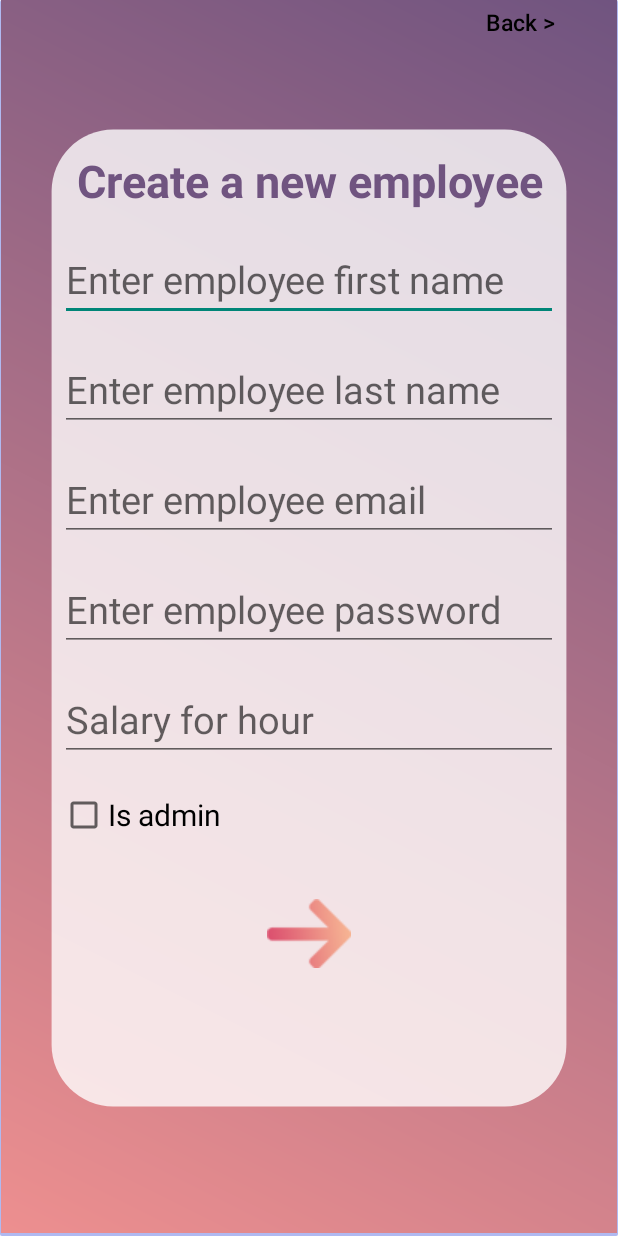
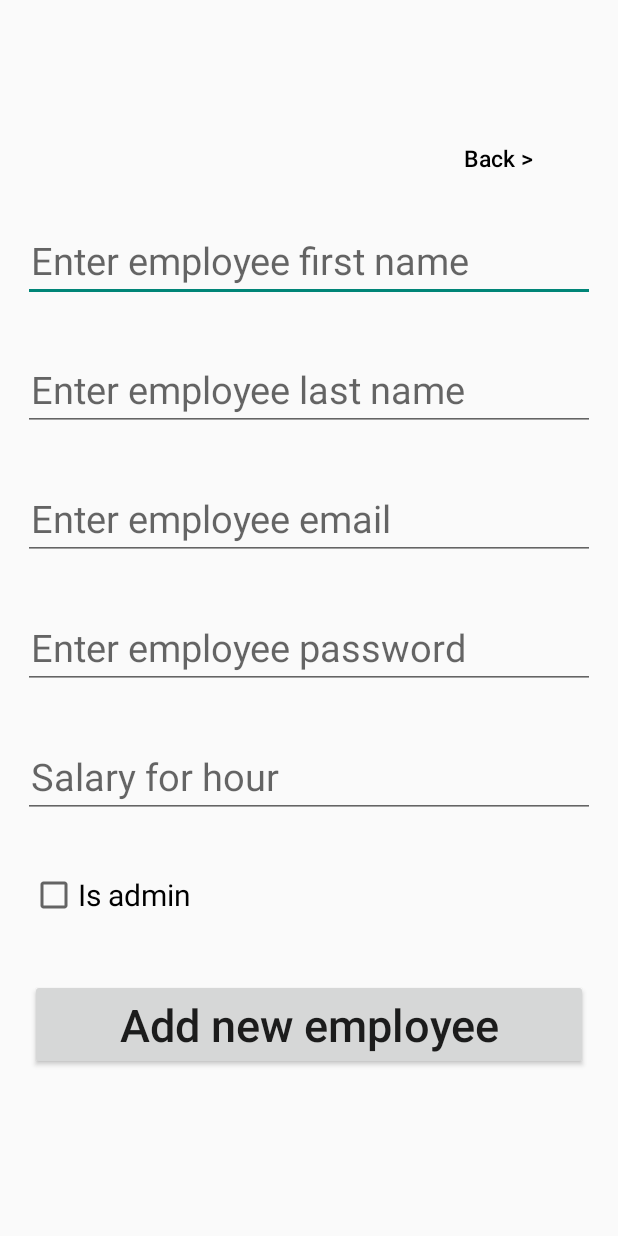
Before and after one commit to Maorm2/ShiftManagment, an Android app: the layout add_new_employee.xml on its own in the app's theme, with its tools: preview values and no code run, on a phone screen of 412 x 824 dp. Run offline under Robolectric (Android 15) with nearby library versions, the phone set to English and light mode, and no system bars.

Commit message:
UI addition

```diff
--- a/app/build.gradle
+++ b/app/build.gradle
@@ -51,5 +51,9 @@ dependencies {
     androidTestImplementation 'androidx.test.ext:junit:1.1.1'
     androidTestImplementation 'androidx.test.espresso:espresso-core:3.2.0'
     implementation 'com.google.android.material:material:1.1.0'
+    implementation 'com.github.bumptech.glide:glide:4.11.0'
+    annotationProcessor 'com.github.bumptech.glide:compiler:4.11.0'
+    implementation 'androidx.room:room-runtime:2.2.5'
+    annotationProcessor 'androidx.room:room-compiler:2.2.5'
 
 }
--- a/app/src/main/java/com/example/shiftmanagment/view/MainActivity.java
+++ b/app/src/main/java/com/example/shiftmanagment/view/MainActivity.java
@@ -84,6 +84,11 @@ public class MainActivity extends AppCompatActivity {
         });
 
 
+
+//        Shift shift = new Shift(new Time(20,0,0), new Time(23,0,0));
+//        Log.d("Log",String.valueOf(shift.getDuration()));
+
+
     }
 
 
--- a/app/src/main/java/com/example/shiftmanagment/viewmodel/AdminPageViewModel.java
+++ b/app/src/main/java/com/example/shiftmanagment/viewmodel/AdminPageViewModel.java
@@ -1,8 +1,10 @@
 package com.example.shiftmanagment.viewmodel;
 
 import androidx.lifecycle.ViewModel;
+import com.example.shiftmanagment.database.Database;
 
-import com.example.shiftmanagment.database.Database;
+
+
 
 public class AdminPageViewModel extends ViewModel {
 
--- a/app/src/main/res/layout/add_new_employee.xml
+++ b/app/src/main/res/layout/add_new_employee.xml
@@ -3,26 +3,16 @@
     xmlns:android="http://schemas.android.com/apk/res/android"
     android:layout_width="match_parent"
     android:layout_height="match_parent"
-    android:orientation="vertical"
-    android:background="@drawable/back_ground">
+    android:orientation="vertical">
 
-    <FrameLayout
+    <LinearLayout
         android:layout_width="match_parent"
-        android:layout_height="match_parent">
+        android:layout_height="wrap_content"
+        android:layout_weight="1">
 
-        <ImageView
-            android:layout_width="match_parent"
-            android:layout_height="match_parent"
-            android:src="@drawable/white_curve"
-            android:layout_margin="30dp">
+    </LinearLayout>
 
-        </ImageView>
-        <LinearLayout
-            android:layout_width="match_parent"
-            android:layout_height="match_parent"
-            android:layout_weight="1" >
 
-        </LinearLayout>
     <LinearLayout
         android:layout_width="match_parent"
         android:layout_height="wrap_content"
@@ -35,7 +25,7 @@
             android:id="@+id/back_add_employee_Btn"
             android:layout_width="120dp"
             android:layout_height="30dp"
-            android:layout_marginEnd="5dp"
+            android:layout_marginEnd="20dp"
             android:layout_marginRight="20dp"
             android:layout_marginBottom="10dp"
             android:layout_gravity="right"
@@ -45,94 +35,93 @@
             android:textColor="@android:color/black"
             android:textSize="15dp"/>
 
-        <TextView
+        <EditText
+            android:id="@+id/employee_first_name_Et"
             android:layout_width="match_parent"
             android:layout_height="wrap_content"
-            android:textColor="@color/colorstyle3"
-            android:text="@string/create_a_new_employee"
-            android:textSize="30dp"
-            android:gravity="center"
-            android:textStyle="bold"
-            android:layout_marginTop="60dp"/>
+            android:layout_marginTop="10dp"
+            android:hint="@string/enter_employee_first_name"
+            android:maxLines="1"
+            android:paddingStart="5dp"
+            android:singleLine="true"
+            android:textSize="25dp"
+            android:layout_margin="15dp"/>
+
         <EditText
-            android:id="@+id/employee_first_name_ED"
+            android:id="@+id/employee_last_name_Et"
             android:layout_width="match_parent"
             android:layout_height="wrap_content"
-            android:hint="@string/enter_employee_first_name"
+            android:layout_marginTop="10dp"
+            android:hint="@string/enter_employee_last_name"
             android:maxLines="1"
+            android:paddingStart="5dp"
             android:singleLine="true"
             android:textSize="25dp"
-            android:layout_marginLeft="40dp"
-            android:layout_marginRight="40dp"
-            android:layout_marginTop="18dp"/>
+            android:layout_margin="15dp"/>
 
         <EditText
-            android:id="@+id/employee_last_name_ED"
+            android:id="@+id/employee_mail_Et"
             android:layout_width="match_parent"
             android:layout_height="wrap_content"
-            android:hint="@string/enter_employee_last_name"
+            android:layout_marginTop="10dp"
+            android:hint="@string/Enter_employee_mail"
             android:maxLines="1"
+            android:paddingStart="5dp"
             android:singleLine="true"
             android:textSize="25dp"
-            android:layout_marginLeft="40dp"
-            android:layout_marginRight="40dp"
-            android:layout_marginTop="18dp"/>
+            android:layout_margin="15dp"/>
 
         <EditText
-            android:id="@+id/employee_mail_ED"
+            android:id="@+id/employee_password_Et"
             android:layout_width="match_parent"
             android:layout_height="wrap_content"
-            android:hint="@string/Enter_employee_mail"
+            android:layout_marginTop="10dp"
+            android:hint="@string/Enter_employee_password"
             android:maxLines="1"
+            android:paddingStart="5dp"
             android:singleLine="true"
             android:textSize="25dp"
-            android:layout_marginLeft="40dp"
-            android:layout_marginRight="40dp"
-            android:layout_marginTop="18dp"/>
+            android:layout_margin="15dp"/>
 
         <EditText
-            android:id="@+id/employee_password_ED"
+            android:id="@+id/salary_per_hour_employee_Et"
             android:layout_width="match_parent"
             android:layout_height="wrap_content"
-            android:hint="@string/Enter_employee_password"
+            android:layout_marginTop="10dp"
+            android:hint="@string/salary_for_hour"
             android:maxLines="1"
+            android:paddingStart="5dp"
             android:singleLine="true"
             android:textSize="25dp"
-            android:layout_marginLeft="40dp"
-            android:layout_marginRight="40dp"
-            android:layout_marginTop="18dp"/>
-
-        <EditText
-            android:id="@+id/salary_for_hour_employee_ED"
-            android:layout_width="match_parent"
-            android:layout_height="wrap_content"
-            android:hint="@string/salary_for_hour"
-            android:maxLines="1"
-            android:singleLine="true"
-            android:textSize="25dp"
-            android:layout_marginLeft="40dp"
-            android:layout_marginRight="40dp"
-            android:layout_marginTop="18dp"/>
+            android:layout_margin="15dp"/>
 
         <CheckBox
-            android:id="@+id/checkBox"
-            android:layout_width="wrap_content"
+            android:id="@+id/isAdmin_Cb"
+            android:layout_width="match_parent"
             android:layout_height="wrap_content"
             android:text="@string/is_admin"
             android:textSize="20dp"
-            android:layout_marginTop="20dp"
-            android:layout_marginStart="40dp"
-            android:layout_gravity="left"/>
+            android:layout_margin="20dp"/>
 
-        <ImageView
+        <Button
             android:id="@+id/add_new_employee_Btn"
             android:layout_width="match_parent"
             android:layout_height="wrap_content"
+            android:layout_margin="20dp"
             android:text="@string/add_new_employee"
             android:textAllCaps="false"
-           android:src="@drawable/right_arrow"
-            android:layout_marginTop="40dp"/>
+            android:textSize="30dp"/>
+
     </LinearLayout>
-    </FrameLayout>
+
+    <LinearLayout
+        android:layout_width="match_parent"
+        android:layout_height="wrap_content"
+        android:layout_weight="1">
+
+    </LinearLayout>
+
+
+
 
 </LinearLayout>
```
Also changed, not shown: app/src/main/java/com/example/shiftmanagment/adapter/EmployeeAdapter.java (+25 -0 lines), app/src/main/java/com/example/shiftmanagment/fragment/ManageEmployeeFragment.java (+12 -16 lines), app/src/main/java/com/example/shiftmanagment/view/ManageShiftsView.java (+2 -5 lines), app/src/main/res/layout/activity_employee_list.xml (+15 -7 lines), app/src/main/res/drawable/plus_icon.png (added).
